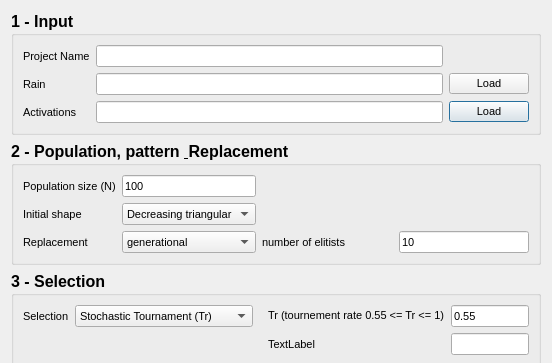
This is dialog.ui in alessioderango/SAKe as Qt 5 draws it before an edit; both pictures show x 0 to 552 and y 0 to 363 of the 552 by 1044 pixel window. The edited form follows.
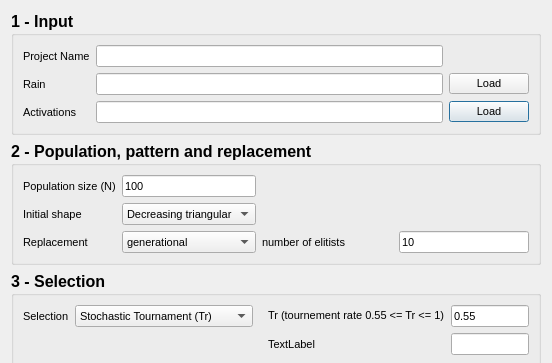
This is the edited form.

What changed in the file:
```diff
--- a/dialog.ui
+++ b/dialog.ui
@@ -171,7 +171,7 @@
         </font>
        </property>
        <property name="title">
-        <string>2 - Population, pattern &amp; Replacement</string>
+        <string>2 - Population, pattern and replacement</string>
        </property>
        <layout class="QVBoxLayout" name="verticalLayout_5">
         <item>
```
